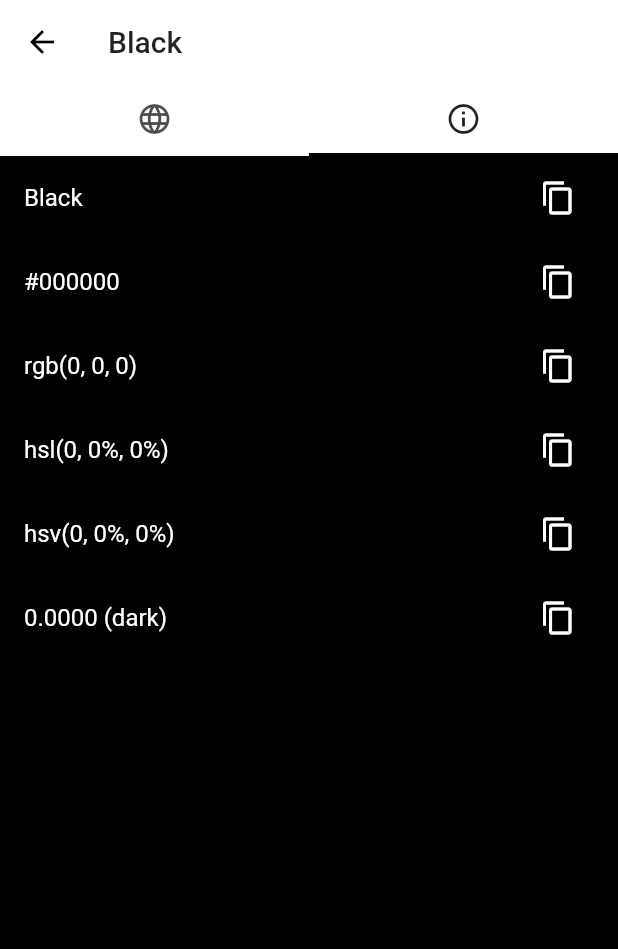
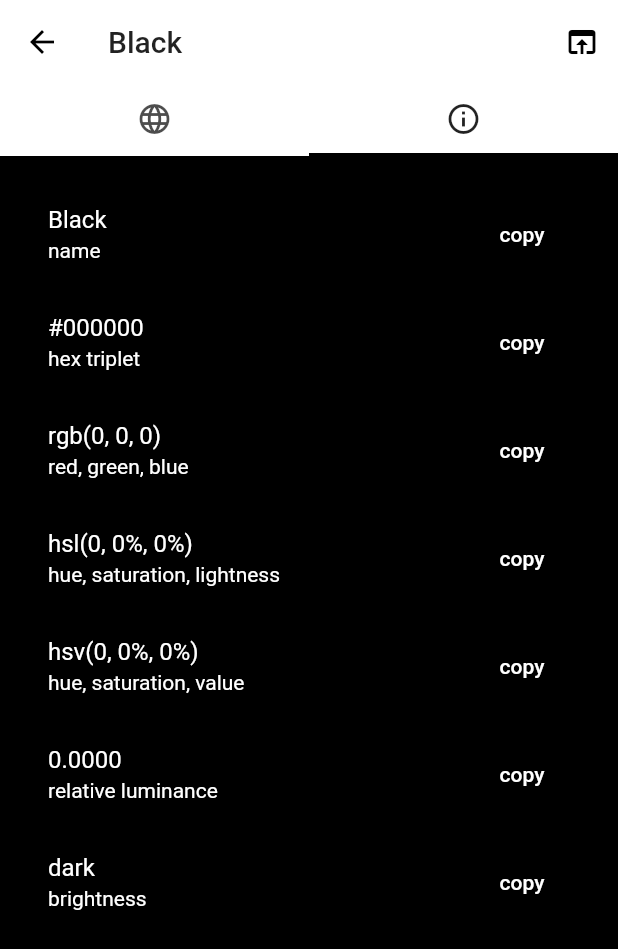
Before and after one commit to helloingworld/HelloWorldColors, a Flutter app: the HelloColorScreen screen opened directly with sample values from the repository, tab 2 chosen, on a phone screen of 412 x 824 dp. Shown: the top 949 px of the screen. Run offline on Flutter 3.47's test engine with Material 2 defaults, Android fonts, the phone set to English and light mode, and no system bars.

Commit message:
Try various layouts for the Hello Color Screen info tab

```diff
--- a/hello_world_colors/lib/screens/hello_color_screen.dart
+++ b/hello_world_colors/lib/screens/hello_color_screen.dart
@@ -29,9 +29,20 @@ class HelloColorScreen extends StatelessWidget {
         backgroundColor: namedColor.color,
         appBar: AppBar(
           title: Text(namedColor.name),
+          actions: [
+            // IconButton(
+            //   icon: const Icon(Icons.copy),
+            //   onPressed: () {},
+            // ),
+            IconButton(
+              icon: const Icon(Icons.open_in_browser),
+              onPressed: () {},
+            ),
+          ],
           bottom: const TabBar(
             tabs: <Tab>[
               // Tab(text: 'Hello'),
+              // Tab(text: 'Info'),
               Tab(icon: Icon(Icons.language)),
               Tab(icon: Icon(Icons.info_outline)),
             ],
@@ -44,7 +55,7 @@ class HelloColorScreen extends StatelessWidget {
               mainAxisAlignment: MainAxisAlignment.center,
               children: [
                 Text(
-                  'Hello, World! on',
+                  'Hello, World! I\'m',
                   style: Theme.of(context).textTheme.headline1.copyWith(
                         color: textColor,
                         fontSize: 34.0,
@@ -144,35 +155,71 @@ class _ColorInfoList extends StatelessWidget {
     final Color contrastColor = namedColor.isDark ? Colors.white : Colors.black;
     return ListTileTheme(
       textColor: contrastColor,
+      // iconColor: contrastColor.withOpacity(0.75),
       iconColor: contrastColor,
-      child: ListView(
-        // shrinkWrap: true,
-        children: <Widget>[
-          _ColorInfoListTile(info: namedColor.name),
-          _ColorInfoListTile(info: namedColor.toHexTriplet()),
-          _ColorInfoListTile(info: namedColor.toRGBString()),
-          _ColorInfoListTile(info: namedColor.toHSLString()),
-          _ColorInfoListTile(info: namedColor.toHSVString()),
-          _ColorInfoListTile(info: '${namedColor.color.computeLuminance().toStringAsFixed(4)} ($brightnessString)'),
-        ],
+      child: TextButtonTheme(
+        data: TextButtonThemeData(
+          style: TextButton.styleFrom(primary: contrastColor),
+        ),
+        child: ListView(
+          padding: const EdgeInsets.all(16.0),
+          shrinkWrap: true,
+          children: <Widget>[
+            _ColorInfoListTile(
+              info: namedColor.name,
+              subtitle: 'name',
+            ),
+            _ColorInfoListTile(info: namedColor.toHexTriplet(), subtitle: 'hex triplet'),
+            _ColorInfoListTile(info: namedColor.toRGBString(), subtitle: 'red, green, blue'),
+            _ColorInfoListTile(
+                info: namedColor.toHSLString(), subtitle: 'hue, saturation, lightness'),
+            _ColorInfoListTile(info: namedColor.toHSVString(), subtitle: 'hue, saturation, value'),
+            _ColorInfoListTile(
+              info: namedColor.color.computeLuminance().toStringAsFixed(4),
+              subtitle: 'relative luminance',
+            ),
+            _ColorInfoListTile(info: namedColor.isDark ? 'dark' : 'light', subtitle: 'brightness'),
+          ],
+        ),
       ),
     );
   }
 }
 
 class _ColorInfoListTile extends StatelessWidget {
-  const _ColorInfoListTile({Key key, this.info}) : super(key: key);
+  const _ColorInfoListTile({Key key, this.info, this.subtitle}) : super(key: key);
 
   final String info;
+  final String subtitle;
 
   @override
   Widget build(BuildContext context) {
     return ListTile(
       title: Text(info),
-      trailing: IconButton(
-        icon: const Icon(Icons.content_copy),
+      subtitle: Text(subtitle),
+      trailing: TextButton(
+        child: const Text('copy'),
         onPressed: () {},
       ),
+      // trailing: Wrap(
+      //   children: [
+      //     IconButton(
+      //       // iconSize: 20.0,
+      //       icon: const Icon(Icons.content_copy),
+      //       onPressed: () {},
+      //     ),
+      //     IconButton(
+      //       // iconSize: 20.0,
+      //       icon: const Icon(Icons.search),
+      //       onPressed: () {},
+      //     ),
+      //   ],
+      // ),
+
+      // trailing: IconButton(
+      //   icon: const Icon(Icons.content_copy),
+      //   onPressed: () {},
+      // ),
     );
   }
 }
```
